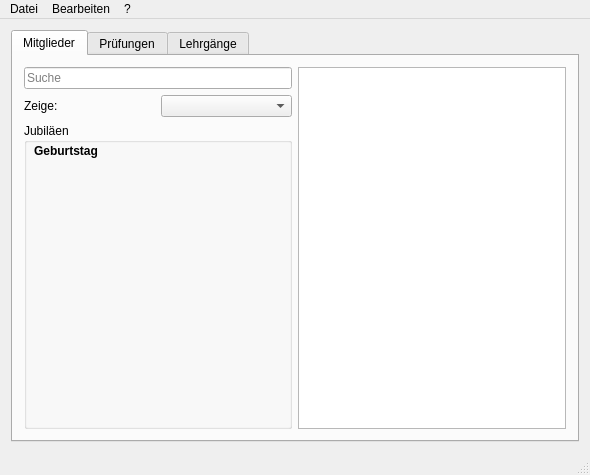
Above: src/mainwindow.ui from hermixy/MemberDatabaseQt before the change. Below: the same form after it.
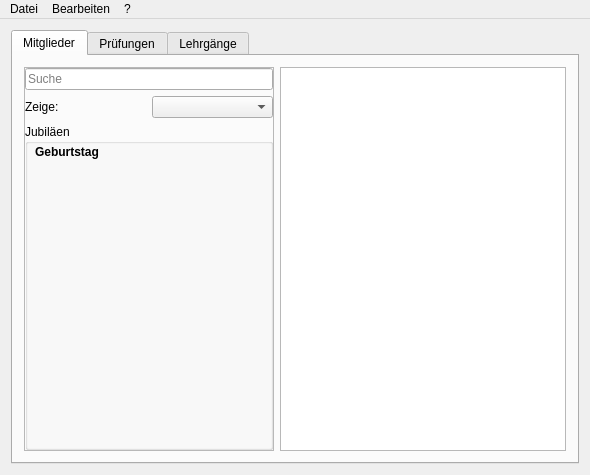
That is the form after the change.

Commit message: added fixed width to the left side

The edit to the form file:
```diff
--- a/src/mainwindow.ui
+++ b/src/mainwindow.ui
@@ -35,9 +35,45 @@
        </attribute>
        <layout class="QHBoxLayout" name="horizontalLayout">
         <item>
-         <layout class="QVBoxLayout" name="left_side">
+         <widget class="QFrame" name="frame">
+          <property name="minimumSize">
+           <size>
+            <width>250</width>
+            <height>0</height>
+           </size>
+          </property>
+          <property name="maximumSize">
+           <size>
+            <width>250</width>
+            <height>16777215</height>
+           </size>
+          </property>
+          <property name="frameShape">
+           <enum>QFrame::StyledPanel</enum>
+          </property>
+          <property name="frameShadow">
+           <enum>QFrame::Raised</enum>
+          </property>
+          <layout class="QGridLayout" name="gridLayout">
+           <property name="leftMargin">
+            <number>0</number>
+           </property>
+           <property name="topMargin">
+            <number>0</number>
+           </property>
+           <property name="rightMargin">
+            <number>0</number>
+           </property>
+           <property name="bottomMargin">
+            <number>0</number>
+           </property>
+           <property name="spacing">
+            <number>0</number>
+           </property>
+           <item row="0" column="0">
+            <layout class="QVBoxLayout" name="left_side_3">
           <item>
-           <widget class="QLineEdit" name="lineEdit">
+              <widget class="QLineEdit" name="lineEdit_3">
             <property name="text">
              <string/>
             </property>
@@ -47,7 +83,7 @@
            </widget>
           </item>
           <item>
-           <layout class="QHBoxLayout" name="horizontalLayout_2">
+              <layout class="QHBoxLayout" name="horizontalLayout_4">
             <item>
              <widget class="QLabel" name="showLabel">
               <property name="text">
@@ -61,7 +97,7 @@
            </layout>
           </item>
           <item>
-           <widget class="QGroupBox" name="groupBox">
+              <widget class="QGroupBox" name="groupBox_3">
             <property name="title">
              <string>Jubiläen</string>
             </property>
@@ -91,6 +127,9 @@
           </item>
          </layout>
         </item>
+          </layout>
+         </widget>
+        </item>
         <item>
          <widget class="QTableView" name="tableView"/>
         </item>
@@ -138,7 +177,6 @@
    <addaction name="menuBearbeiten"/>
    <addaction name="menu"/>
   </widget>
-  <widget class="QStatusBar" name="statusBar"/>
  </widget>
  <layoutdefault spacing="6" margin="11"/>
  <resources/>
```
Left out of the diff: 6 changed lines with no effect on the pictures. Lines whose indentation alone changed are shown as unchanged.
